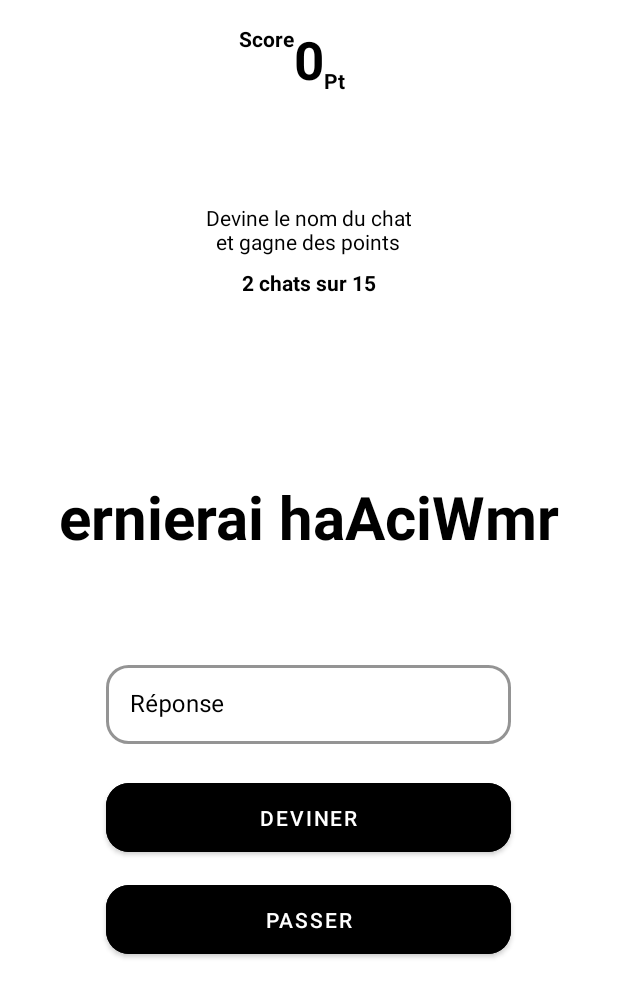
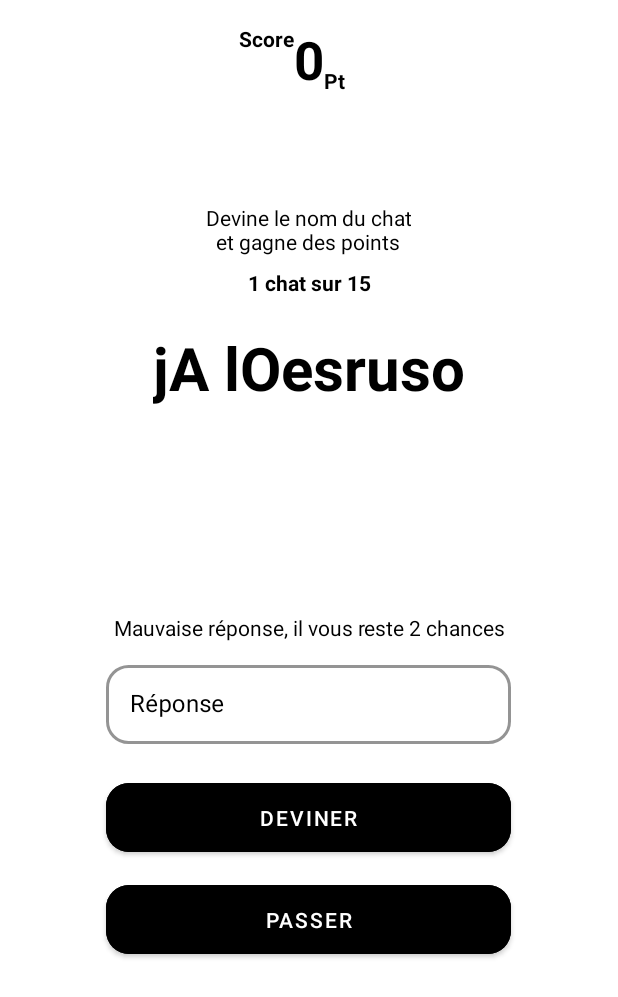
Before and after one commit to LoanCB/Projet_android, an Android app: the GameFragment screen opened through its navigation route, after a tap on "DEVINER", on a phone screen of 412 x 824 dp. Shown: the top 997 px of the screen. Run offline under Robolectric (Android 15) with nearby library versions, the phone set to English and light mode, and no system bars; 1 statement that could not run was skipped.

Commit message:
Fix bug design + fix bug nb chat fin jeu + 3 chances avant de skip + refactoring code

```diff
--- a/app/src/main/java/com/formation/sciencesufinalapp/ui/game/GameFragment.kt
+++ b/app/src/main/java/com/formation/sciencesufinalapp/ui/game/GameFragment.kt
@@ -18,6 +18,7 @@ class GameFragment : Fragment() {
     private val viewModel: GameViewModel by activityViewModels()
     private val authViewModel: SignUpViewModel by activityViewModels()
     private lateinit var binding: FragmentGameBinding
+    private var chances = 3
 
     override fun onCreateView(
         inflater: LayoutInflater, container: ViewGroup?,
@@ -29,12 +30,6 @@ class GameFragment : Fragment() {
         */
         binding = FragmentGameBinding.inflate(inflater, container, false)
         return binding.root
-    }
-
-    @SuppressLint("SetTextI18n")
-    private fun resetUi() {
-        binding.score.text = "0"
-        binding.numberQuestions.text = "1 chat sur 15"
     }
 
     override fun onViewCreated(view: View, savedInstanceState: Bundle?) {
@@ -51,38 +46,16 @@ class GameFragment : Fragment() {
         }
     }
 
-    /*
-   * Checks the user's word, and updates the score accordingly.
-   * Displays the next scrambled word.
-   * After the last word, the user is shown a Dialog with the final score.
-   */
     @SuppressLint("SetTextI18n")
-    private fun onSubmitWord() {
-        val playerWord = binding.guessEdit.text.toString()
-
-        if (viewModel.isUserWordCorrect(playerWord)) {
-            //setErrorTextField(false)
-            binding.score.text = viewModel.score.toString()
-        } else {
-            //setErrorTextField(true)
-        }
-        binding.numberQuestions.text = "${viewModel.currentWordCount + 1} chats sur 15"
-        if (!viewModel.nextWord()) {
-            showFinalScoreDialog()
-            saveScore()
-        }
+    private fun resetUi() {
+        binding.score.text = "0"
+        binding.numberQuestions.text = "1 chat sur 15"
     }
 
-    // Skips the current word without changing the score.
     @SuppressLint("SetTextI18n")
-    private fun onSkipWord() {
-        binding.numberQuestions.text = "${viewModel.currentWordCount + 1} chats sur 15"
-        if (viewModel.nextWord()) {
-            //setErrorTextField(false)
-        } else {
-            showFinalScoreDialog()
-            saveScore()
-        }
+    private fun nextWordUi() {
+        binding.wrongWord.text = ""
+        binding.numberQuestions.text = "${viewModel.currentWordCount} chats sur 15"
     }
 
     private fun saveScore(){
@@ -147,4 +120,44 @@ class GameFragment : Fragment() {
      * Displays the next scrambled word on screen.
      */
 
+    /*
+    * Checks the user's word, and updates the score accordingly.
+    * Displays the next scrambled word.
+    * After the last word, the user is shown a Dialog with the final score.
+    */
+    @SuppressLint("SetTextI18n")
+    private fun onSubmitWord() {
+        val playerWord = binding.guessEdit.text.toString()
+
+        if (viewModel.isUserWordCorrect(playerWord)) {
+            //setErrorTextField(false)
+            binding.score.text = viewModel.score.toString()
+            onSkipWord()
+        } else {
+            chances -= 1
+            binding.wrongWord.text = "Mauvaise réponse, il vous reste ${chances} chances"
+            //setErrorTextField(true)
+        }
+        if (chances == 0) {
+            onSkipWord()
+        }
+        if (!viewModel.nextWord(next = false)) {
+            showFinalScoreDialog()
+            saveScore()
+        }
+    }
+
+    // Skips the current word without changing the score.
+    @SuppressLint("SetTextI18n")
+    private fun onSkipWord() {
+        chances = 3
+        if (viewModel.nextWord()) {
+            nextWordUi()
+            //setErrorTextField(false)
+        } else {
+            showFinalScoreDialog()
+            saveScore()
+        }
+    }
+
 }
--- a/app/src/main/java/com/formation/sciencesufinalapp/ui/game/GameViewModel.kt
+++ b/app/src/main/java/com/formation/sciencesufinalapp/ui/game/GameViewModel.kt
@@ -100,9 +100,11 @@ class GameViewModel : ViewModel(){
     }
 
     // Returns true if the current word count is less than MAX_NO_OF_WORDS
-    fun nextWord(): Boolean {
+    fun nextWord(next: Boolean = true): Boolean {
         return if (_currentWordCount < 15) {
-            getNextWord()
+            if (next) {
+                getNextWord()
+            }
             true
         } else false
     }
--- a/app/src/main/res/layout/fragment_game.xml
+++ b/app/src/main/res/layout/fragment_game.xml
@@ -25,16 +25,18 @@
         android:id="@+id/scrambledWord"
         android:layout_width="wrap_content"
         android:layout_height="wrap_content"
+        android:layout_marginBottom="17dp"
         android:padding="20sp"
         android:text="randomtext"
+        android:textAlignment="center"
         android:textColor="@color/black"
         android:textSize="40sp"
         android:textStyle="bold"
-        app:layout_constraintBottom_toTopOf="@+id/textInputLayout"
+        app:layout_constraintBottom_toTopOf="@+id/textView"
         app:layout_constraintEnd_toEndOf="parent"
         app:layout_constraintStart_toStartOf="parent"
         app:layout_constraintTop_toBottomOf="@+id/numberQuestions"
-        app:layout_constraintVertical_bias="0.681" />
+        tools:ignore="UnknownId" />
 
     <com.google.android.material.textfield.TextInputLayout
         android:id="@+id/textInputLayout"
@@ -170,7 +172,20 @@
         android:layout_height="wrap_content"
         android:layout_marginBottom="172dp"
         app:layout_constraintBottom_toBottomOf="parent"
-        tools:layout_editor_absoluteX="1dp" />
+        tools:layout_editor_absoluteX="1dp"
+        tools:ignore="MissingConstraints" />
+
+    <TextView
+        android:id="@+id/wrongWord"
+        android:layout_width="wrap_content"
+        android:layout_height="wrap_content"
+        android:text=""
+        android:textAlignment="center"
+        android:textColor="@color/black"
+        android:layout_marginBottom="10dp"
+        app:layout_constraintBottom_toTopOf="@+id/textInputLayout"
+        app:layout_constraintEnd_toEndOf="parent"
+        app:layout_constraintStart_toStartOf="parent" />
 
 
 </androidx.constraintlayout.widget.ConstraintLayout>
```
